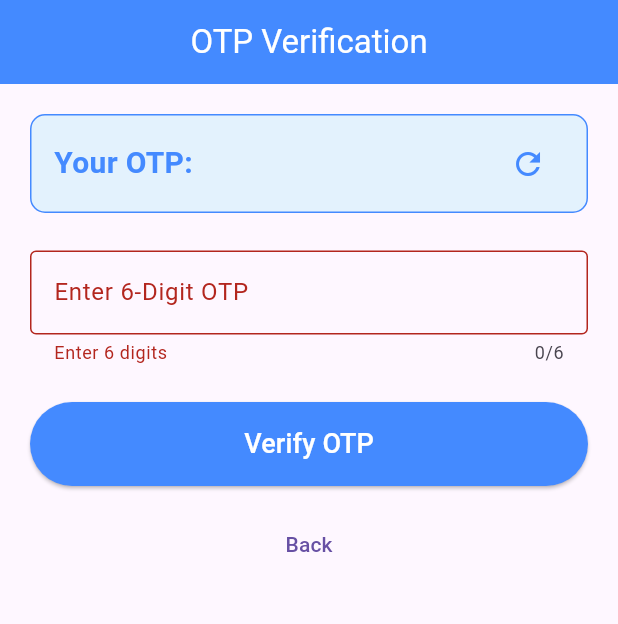
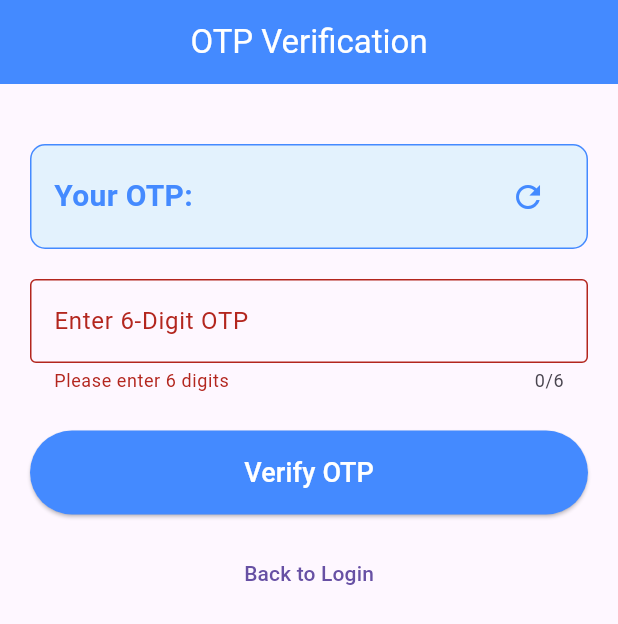
Before and after one commit to manojkumarstarknowledge/database_connection, a Flutter app: the OtpScreen screen opened directly, after a tap on "Verify OTP", on a phone screen of 412 x 824 dp. Shown: the top 624 px of the screen. Run offline on Flutter 3.47's test engine with Material 3 defaults, Android fonts, the phone set to English and light mode, and no system bars; our stand-ins replace sqflite; missing offline and left inert: otp; accounts and stored records are empty.

Commit message:
updated code

```diff
--- a/lib/database.dart
+++ b/lib/database.dart
@@ -6,7 +6,13 @@ class DatabaseHelper {
   static Database? database;
 
   Future<Database> getDatabaseConnection() async {
+<<<<<<< HEAD
     if (database != null) return database!;
+=======
+    if (database != null) {
+      return database!;
+    }
+>>>>>>> 0cb7888 (updated code)
 
     final databasePath = await getDatabasesPath();
     final databaseFile = join(databasePath, 'user_database.db');
@@ -37,7 +43,10 @@ class DatabaseHelper {
     );
   }
 
+<<<<<<< HEAD
 
+=======
+>>>>>>> 0cb7888 (updated code)
   Future<List<UserModel>> getAllUsers() async {
     final db = await getDatabaseConnection();
     final usersData = await db.query('users');
@@ -46,8 +55,8 @@ class DatabaseHelper {
 
   Future<UserModel?> checkLoginCredentials(String email, String password) async {
     final db = await getDatabaseConnection();
-    final userData = await db.query
-      ('users',
+    final userData = await db.query(
+      'users',
       where: 'email = ? AND password = ?',
       whereArgs: [email, password],
     );
--- a/lib/details_screen.dart
+++ b/lib/details_screen.dart
@@ -25,7 +25,8 @@ class DetailsScreen extends StatelessWidget {
           ],
         ),
         actions: [
-          TextButton(onPressed: () => Navigator.pop(dialogContext), child: const Text("Cancel")),
+          TextButton(onPressed: () => Navigator.pop(dialogContext),
+              child: const Text("Cancel")),
           ElevatedButton(
             onPressed: () async {
               final updatedUserData = UserModel(
--- a/lib/login_screen.dart
+++ b/lib/login_screen.dart
@@ -71,7 +71,7 @@ class LoginScreen extends StatelessWidget {
                       if (isUserValid && context.mounted) {
                         Navigator.pushReplacement(
                           context,
-                          MaterialPageRoute(builder: (_) => const OtpScreen()),
+                          MaterialPageRoute(builder: (_) => OtpScreen()),
                         );
                       }
                     }
--- a/lib/otp_generation.dart
+++ b/lib/otp_generation.dart
@@ -1,11 +1,24 @@
 import 'package:otp/otp.dart';
 
 class Otpgeneration {
-  static String getCurrentCode() => OTP.generateTOTPCodeString(
-    'JBSWY3DPEHPK3PXP',
-    DateTime.now().millisecondsSinceEpoch,
-    isGoogle: true,
-  );
+  static String secretKey = 'JBSWY3DPEHPK3PXP';
 
-  static bool verifyCode(String code) => getCurrentCode() == code.trim();
+  static String getCurrentCode() {
+    int currentTime = DateTime.now().millisecondsSinceEpoch;
+    String otpCode = OTP.generateTOTPCodeString(
+      secretKey,
+      currentTime,
+      isGoogle: true,
+    );
+    return otpCode;
+  }
+
+  static bool verifyCode(String enteredCode) {
+    String currentOtp = getCurrentCode();
+    if (currentOtp == enteredCode.trim()) {
+      return true;
+    } else {
+      return false;
+    }
+  }
 }
--- a/lib/otp_screen.dart
+++ b/lib/otp_screen.dart
@@ -4,8 +4,6 @@ import 'otp_generation.dart';
 import 'details_screen.dart';
 
 class OtpScreen extends StatefulWidget {
-  const OtpScreen({super.key});
-
   @override
   State<OtpScreen> createState() => OtpScreenState();
 }
@@ -13,7 +11,7 @@ class OtpScreen extends StatefulWidget {
 class OtpScreenState extends State<OtpScreen> {
   final formKey = GlobalKey<FormState>();
   final otpController = TextEditingController();
-  String errorMessage = '';
+  String alertMessage = '';
   String generatedOtp = '';
 
   @override
@@ -22,21 +20,27 @@ class OtpScreenState extends State<OtpScreen> {
     generateNewOtp();
   }
 
-  void generateNewOtp() => setState(() {
+  void generateNewOtp() {
+    setState(() {
       generatedOtp = Otpgeneration.getCurrentCode();
-    errorMessage = '';
+      alertMessage = '';
     });
+  }
 
   void checkOtp() {
-    if (!formKey.currentState!.validate()) return;
+    if (formKey.currentState!.validate()) {
+      bool isOtpValid = Otpgeneration.verifyCode(otpController.text);
 
-    if (Otpgeneration.verifyCode(otpController.text)) {
+      if (isOtpValid) {
         Navigator.pushReplacement(
           context,
-        MaterialPageRoute(builder: (_) => const DetailsScreen()),
+          MaterialPageRoute(builder: (context) => DetailsScreen()),
         );
       } else {
-      setState(() => errorMessage = 'OTP expired.');
+        setState(() {
+          alertMessage = 'Invalid or expired OTP';
+        });
+      }
     }
   }
 
@@ -53,16 +57,18 @@ class OtpScreenState extends State<OtpScreen> {
         backgroundColor: Colors.blueAccent,
         foregroundColor: Colors.white,
         centerTitle: true,
-        title: const Text("OTP Verification"),
+        title: Text("OTP Verification"),
       ),
       body: SingleChildScrollView(
-        padding: const EdgeInsets.all(20),
+        padding: EdgeInsets.all(20),
         child: Form(
           key: formKey,
           child: Column(
+            crossAxisAlignment: CrossAxisAlignment.stretch,
             children: [
+              SizedBox(height: 20),
               Container(
-                padding: const EdgeInsets.symmetric(horizontal: 15, vertical: 8),
+                padding: EdgeInsets.symmetric(horizontal: 15, vertical: 10),
                 decoration: BoxDecoration(
                   color: Colors.blue.shade50,
                   borderRadius: BorderRadius.circular(10),
@@ -73,62 +79,70 @@ class OtpScreenState extends State<OtpScreen> {
                   children: [
                     Text(
                       "Your OTP: $generatedOtp",
-                      style: const TextStyle(
+                      style: TextStyle(
                         fontSize: 20,
                         fontWeight: FontWeight.bold,
                         color: Colors.blueAccent,
                       ),
                     ),
                     IconButton(
-                      icon: const Icon(Icons.refresh, color: Colors.blueAccent),
-                      onPressed: generateNewOtp,
+                      icon: Icon(Icons.refresh, color: Colors.blueAccent),
+                      onPressed: () {
+                        generateNewOtp();
+                      },
                     ),
                   ],
                 ),
               ),
-              const SizedBox(height: 25),
+              SizedBox(height: 20),
               TextFormField(
                 controller: otpController,
                 keyboardType: TextInputType.number,
                 maxLength: 6,
-                decoration: const InputDecoration(
+                decoration: InputDecoration(
                   labelText: "Enter 6-Digit OTP",
                   border: OutlineInputBorder(),
                 ),
-                validator: (v) =>
-                (v == null || v.trim().length != 6) ? 'Enter 6 digits' : null,
+                validator: (value) {
+                  if (value == null || value.trim().length != 6) {
+                    return 'Please enter 6 digits';
+                  }
+                  return null;
+                },
               ),
-              if (errorMessage.isNotEmpty)
+              if (alertMessage.isNotEmpty)
                 Padding(
-                  padding: const EdgeInsets.only(top: 10),
+                  padding: EdgeInsets.only(top: 10),
                   child: Text(
-                    errorMessage,
-                    style: const TextStyle(
+                    alertMessage,
+                    textAlign: TextAlign.center,
+                    style: TextStyle(
                       color: Colors.red,
                       fontWeight: FontWeight.bold,
                     ),
                   ),
                 ),
-              const SizedBox(height: 25),
-              SizedBox(
-                width: double.infinity,
-                child: ElevatedButton(
+              SizedBox(height: 25),
+              ElevatedButton(
                 style: ElevatedButton.styleFrom(
                   backgroundColor: Colors.blueAccent,
                   foregroundColor: Colors.white,
-                    padding: const EdgeInsets.symmetric(vertical: 15),
+                  padding: EdgeInsets.symmetric(vertical: 15),
                 ),
-                  onPressed: checkOtp,
-                  child: const Text("Verify OTP", style: TextStyle(fontSize: 18)),
+                onPressed: () {
+                  checkOtp();
+                },
+                child: Text("Verify OTP", style: TextStyle(fontSize: 18)),
               ),
-              ),
-              const SizedBox(height: 15),
+              SizedBox(height: 15),
               TextButton(
-                onPressed: () => Navigator.pushReplacement(
+                onPressed: () {
+                  Navigator.pushReplacement(
                     context,
-                  MaterialPageRoute(builder: (_) => LoginScreen()),
-                ),
-                child: const Text("Back"),
+                    MaterialPageRoute(builder: (context) => LoginScreen()),
+                  );
+                },
+                child: Text("Back to Login"),
               ),
             ],
           ),
```
Also changed, not shown: lib/authentication_provider.dart (+8 -9 lines), lib/main.dart (+6 -7 lines), lib/register_screen.dart (+56 -26 lines), 1 other file. Lines whose indentation alone changed are shown as unchanged.
